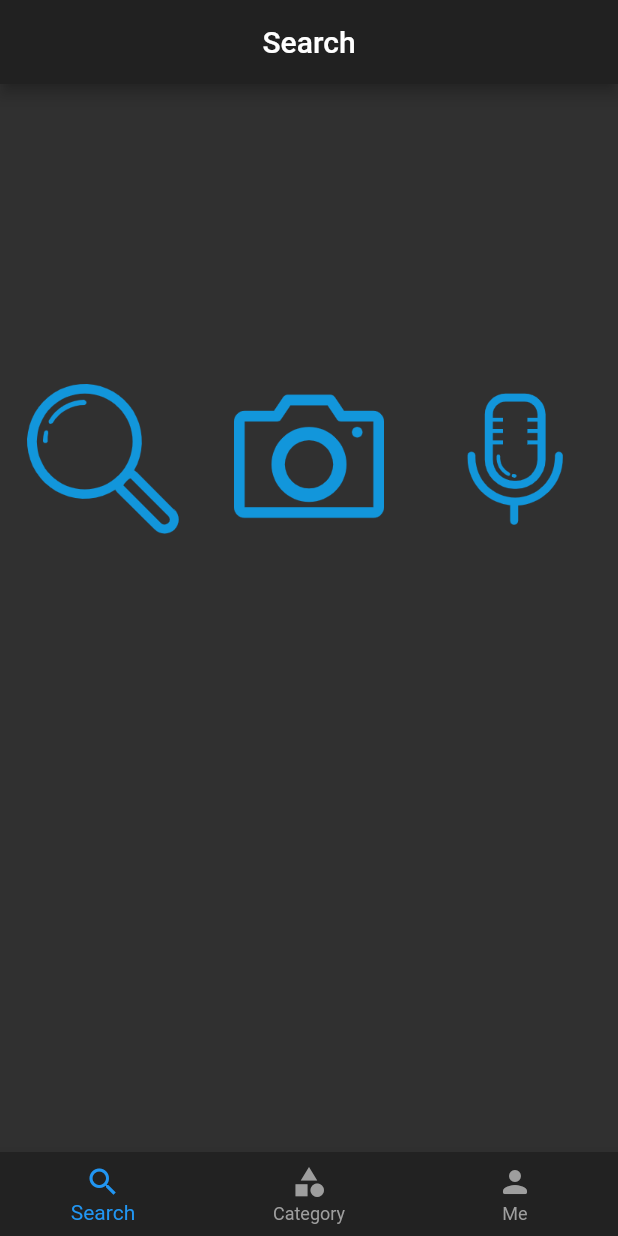
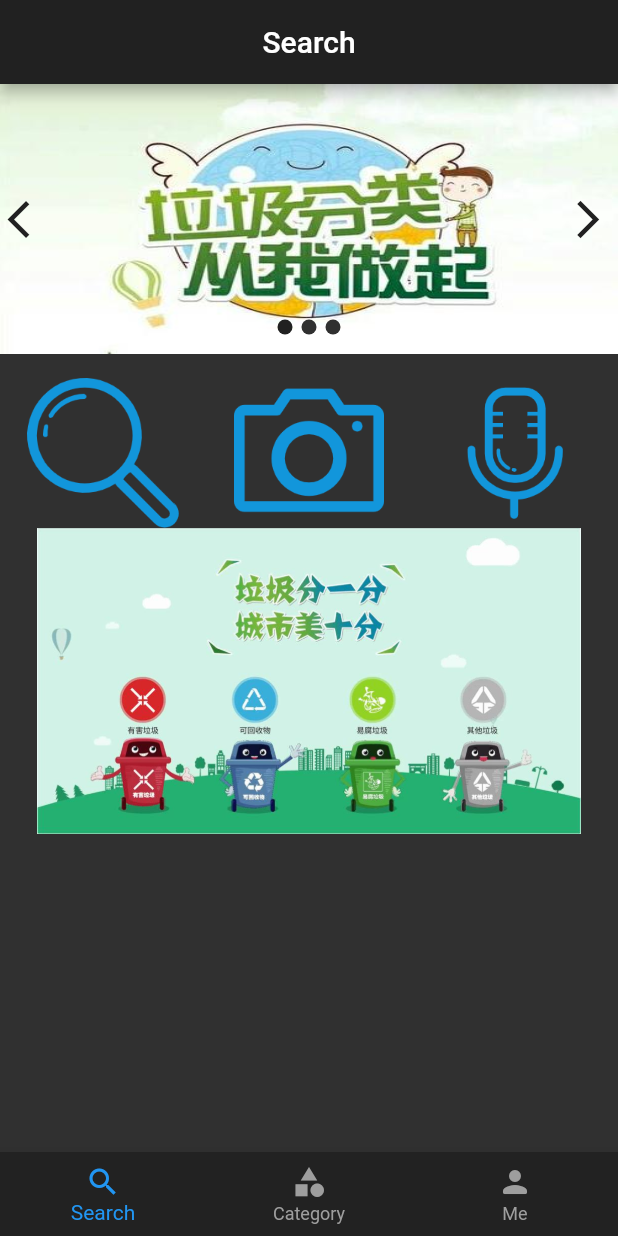
Before and after one commit to Jackpanger/Garbage_Classification, a Flutter app: the screen it shows after launch, on a phone screen of 412 x 824 dp. Run offline on Flutter 3.47's test engine with Material 2 defaults, Android fonts, the phone set to English and light mode, and no system bars; our stand-ins replace date_format, dio, flutter_swiper, fluttertoast, image_picker, shared_preferences; missing offline and left inert: flutter_cupertino_date_picker_fork; statements that could not run were skipped.

Commit message:
Home image and swiper

```diff
--- a/lib/pages/home/Home.dart
+++ b/lib/pages/home/Home.dart
@@ -2,6 +2,7 @@ import 'dart:io';
 
 import 'package:dio/dio.dart';
 import 'package:flutter/material.dart';
+import 'package:flutter_swiper/flutter_swiper.dart';
 import 'package:garbage_classification/config/Config.dart';
 import 'package:image_picker/image_picker.dart';
 import '../../config/global_config.dart';
@@ -31,8 +32,7 @@ class _HomepageState extends State<Homepage> {
   /*图片控件*/
   Widget _ImageView(imgPath) {
     if (imgPath == null) {
-      return  Text("")
-      ;
+      return Text("");
     } else {
       return Image.file(
         imgPath,
@@ -56,6 +56,12 @@ class _HomepageState extends State<Homepage> {
     print(response is Map);
   }
 
+  List<Map> imgList = [
+    {"url": "images/Top1.jpg"},
+    {"url": "images/Top2.jpg"},
+    {"url": "images/Top3.jpg"}
+  ];
+
   @override
   Widget build(BuildContext context) {
     return new MaterialApp(
@@ -69,9 +75,27 @@ class _HomepageState extends State<Homepage> {
           width: 500,
           height: 500,
           alignment: Alignment(-1, 0),
+          child: Column(
+            children: <Widget>[
+              Container(
+                height: 180,
+                child: Swiper(
+                  itemBuilder: (BuildContext context, int index) {
+                    return new Image.asset(
+                      imgList[index]["url"],
+                      fit: BoxFit.fill,
+                    );
+                  },
+                  autoplay: true,
+                  itemCount: imgList.length,
+                  pagination: new SwiperPagination(),
+                  control: new SwiperControl(),
+                ),
+              ),
+              _ImageView(_imgPath),
+              Container(
                   child: Row(
                     children: <Widget>[
-              _ImageView(_imgPath),
                       Expanded(
                         child: new InkWell(
                             onTap: () {
@@ -105,9 +129,7 @@ class _HomepageState extends State<Homepage> {
                       ),
                       Expanded(
                         child: new InkWell(
-                    onTap: (){
-
-                    },
+                            onTap: () {},
                             child: Container(
                               width: 100,
                               height: 100,
@@ -120,6 +142,13 @@ class _HomepageState extends State<Homepage> {
                             )),
                       ),
                     ],
+                  )),
+              Container(
+                  child: Expanded(
+                    child: new Image.asset('images/Bottom.jpg'),
+                  )
+              )
+            ],
           ),
         ),
       ),
--- a/pubspec.yaml
+++ b/pubspec.yaml
@@ -40,6 +40,7 @@ dependencies:
   image_picker: ^0.7.4
   flutter_cupertino_date_picker_fork: ^1.0.3
   date_format: ^2.0.2
+  flutter_swiper: ^1.1.6
 
 
 dev_dependencies:
@@ -74,6 +75,10 @@ flutter:
    - images/search.png
    - images/microphone.png
    - images/camera.png
+   - images/Top1.jpg
+   - images/Top2.jpg
+   - images/Top3.jpg
+   - images/Bottom.jpg
 
   # An image asset can refer to one or more resolution-specific "variants", see
   # https://flutter.dev/assets-and-images/#resolution-aware.
```
Also changed, not shown: images/Bottom.jpg (added), images/Top1.jpg (added), images/Top2.jpg (added), images/Top3.jpg (added), pubspec.lock. Lines whose indentation alone changed are shown as unchanged.
